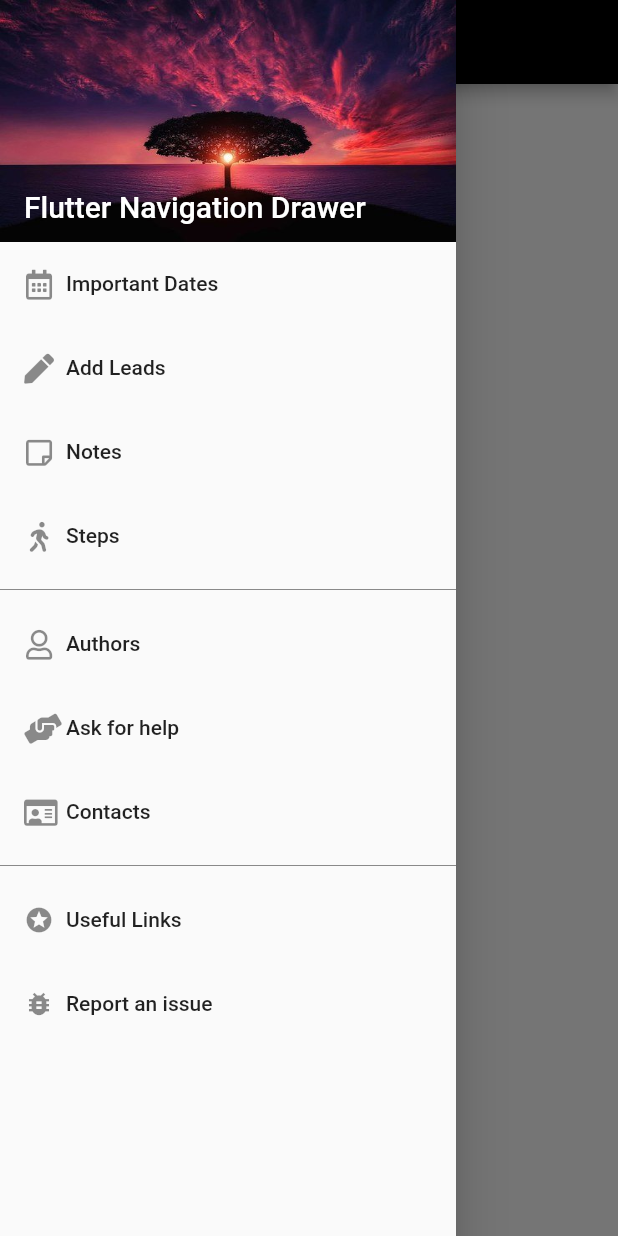
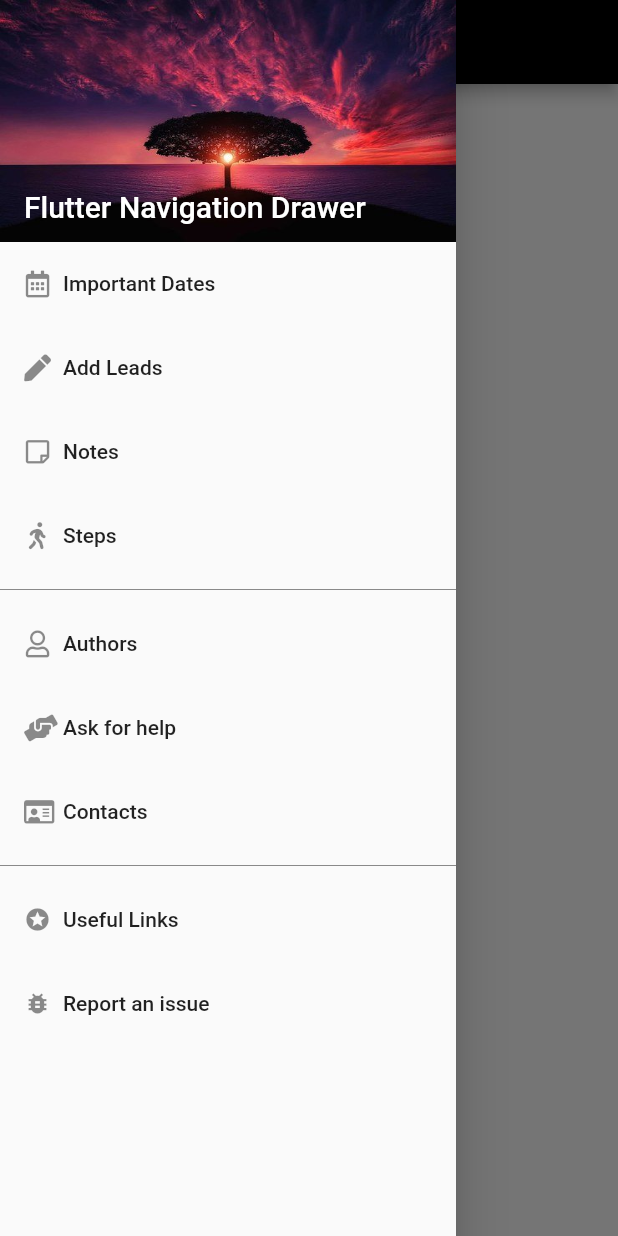
Before and after one commit to kodemakers/flutter-navigation-drawer-demo, a Flutter app: the screen it shows after launch, with the side drawer open, on a phone screen of 412 x 824 dp. Run offline on Flutter 3.47's test engine with Material 2 defaults, Android fonts, the phone set to English and light mode, and no system bars; our stand-ins replace fluttertoast, font_awesome_flutter.

Commit message:
icon size changed

```diff
--- a/lib/widgets/navigation_drawer.dart
+++ b/lib/widgets/navigation_drawer.dart
@@ -65,7 +65,7 @@ class _NavigationDrawerState extends State<NavigationDrawer> {
               children: <Widget>[
                 Icon(
                   list[index].icon,
-                  size: 20,
+                  size: 18,
                 ),
                 Padding(
                   padding: EdgeInsets.only(left: 8.0),
```
